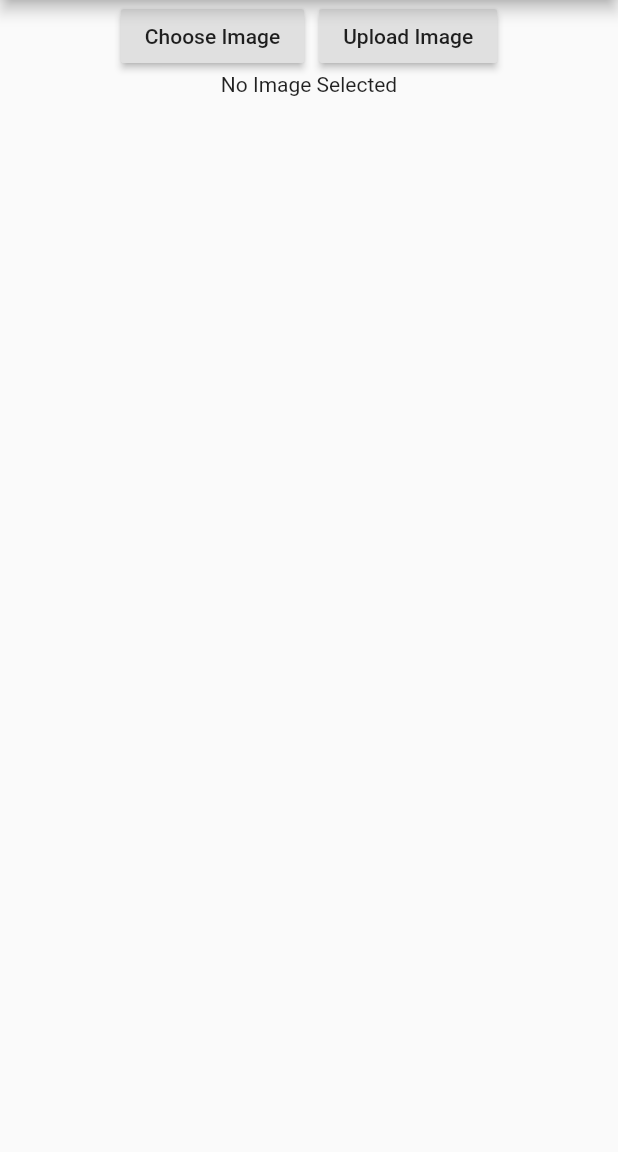
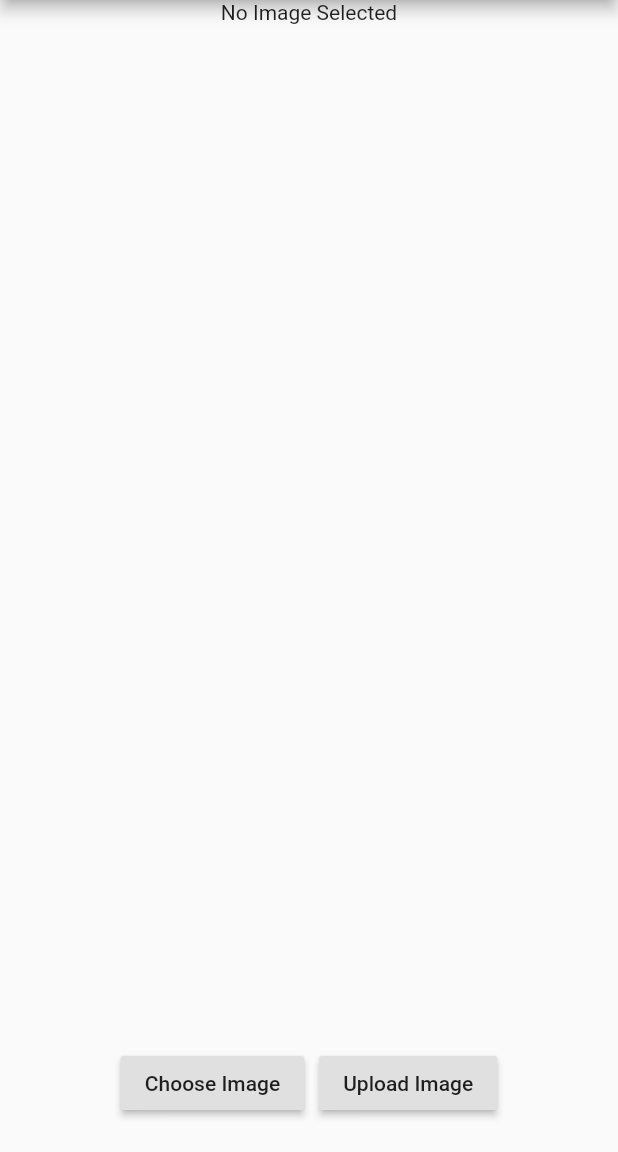
Before and after one commit to mayurnile/image_upload_oetd, a Flutter app: the screen it shows after launch, after a tap on "Upload Image", on a phone screen of 412 x 824 dp, the part 84-1236 px from its top. Run offline on Flutter 3.47's test engine with Material 2 defaults, Android fonts, the phone set to English and light mode, and no system bars; our stand-ins replace image_picker.

Commit message:
Image error solved

```diff
--- a/lib/screens/home_page.dart
+++ b/lib/screens/home_page.dart
@@ -11,7 +11,7 @@ class HomeScreen extends StatefulWidget {
 }
 
 class _HomeScreenState extends State<HomeScreen> {
-  final String serverEndPoint = "";
+  final String serverEndPoint = "https://9c06979d.ngrok.io";
 
   File file;
 
@@ -21,8 +21,9 @@ class _HomeScreenState extends State<HomeScreen> {
     setState(() {});
   }
 
-  void _upload() {
+  void _upload() async {
     if (file == null) return;
+
     String base64Image = base64Encode(file.readAsBytesSync());
     String fileName = file.path.split("/").last;
 
@@ -44,6 +45,8 @@ class _HomeScreenState extends State<HomeScreen> {
       ),
       body: Column(
         children: <Widget>[
+          file == null ? Text('No Image Selected') : Image.file(file),
+          Spacer(),
           Row(
             mainAxisAlignment: MainAxisAlignment.center,
             children: <Widget>[
@@ -58,7 +61,7 @@ class _HomeScreenState extends State<HomeScreen> {
               )
             ],
           ),
-          file == null ? Text('No Image Selected') : Image.file(file)
+          SizedBox(height: 22.0),
         ],
       ),
     );
```
